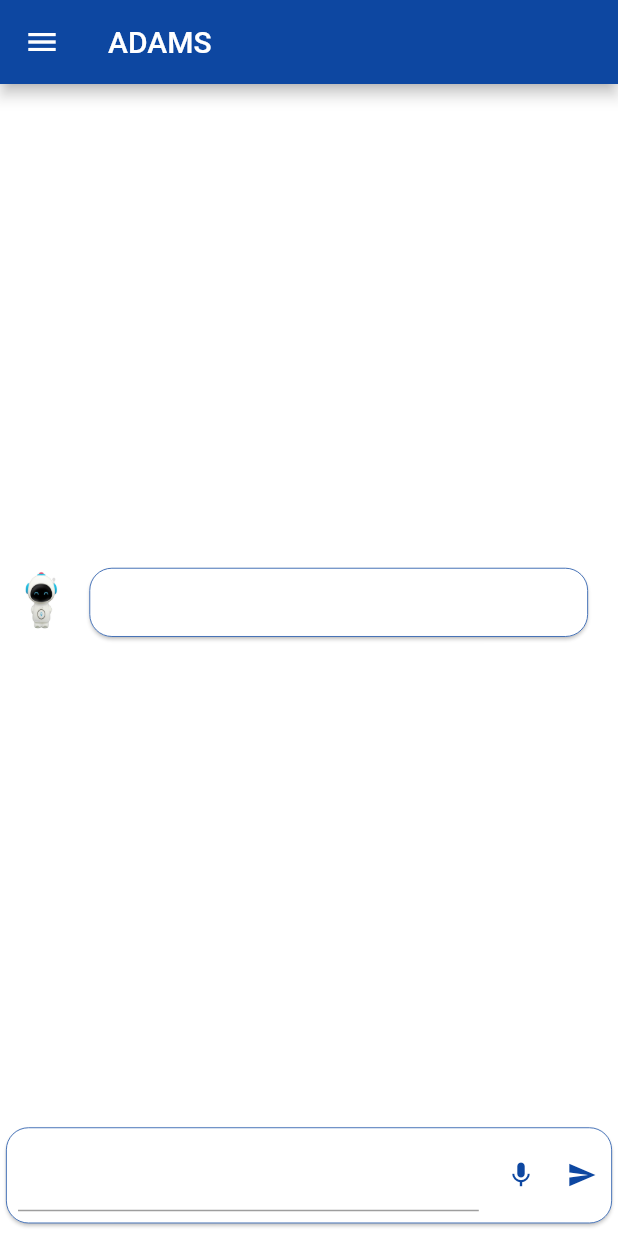
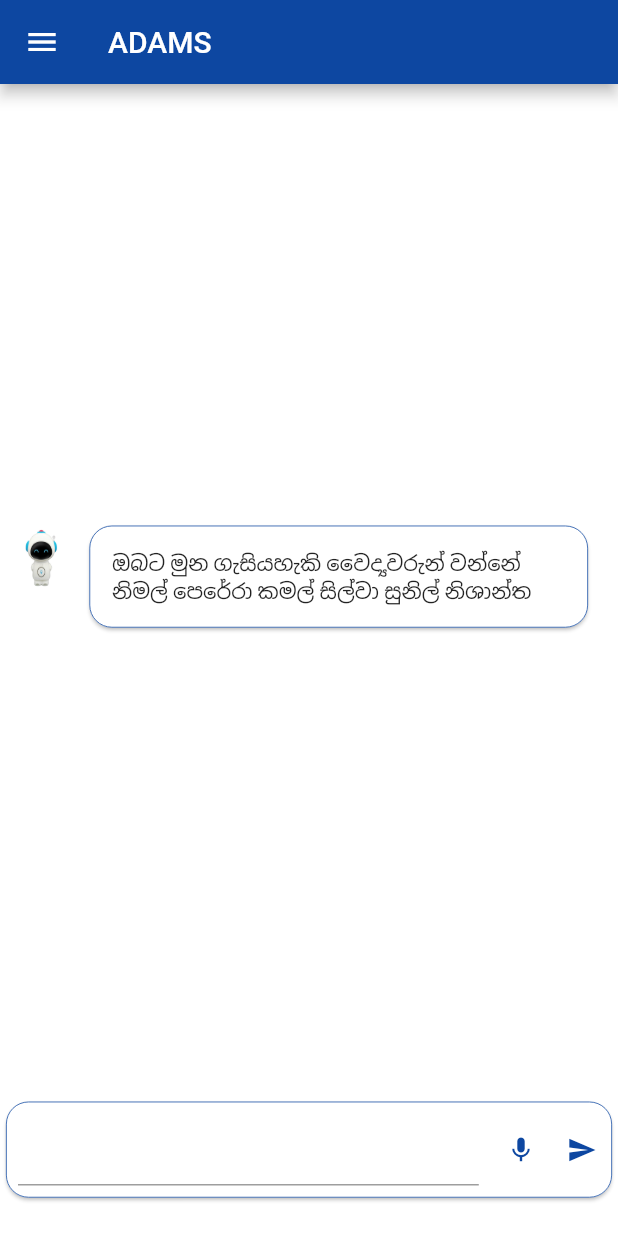
Before and after one commit to DilrukshiRajapakshe/ADAMS, a Flutter app: the screen it shows after launch, on a phone screen of 412 x 824 dp. Run offline on Flutter 3.47's test engine with Material 2 defaults, Android fonts, the phone set to English and light mode, and no system bars; drawn by our look-alikes of readmore; our stand-ins replace auto_size_text, cloud_firestore, firebase_auth, flutter_signin_button, flutter_tts, google_fonts and 6 more; missing offline and left inert: dart:html, nice_button, translator; accounts and stored records are empty; project files that could hold a hidden picture were left out.

Commit message:
1- bot.dart flex value change, 2- user & bot massage box order change

```diff
--- a/adams/lib/View/UI/bot/bot.dart
+++ b/adams/lib/View/UI/bot/bot.dart
@@ -64,8 +64,8 @@ class _MyBotState extends State<bot> {
   // session
   String _session = "0";
 
-//  chat flow variable
-  String _question = "";
+//  chat flow variable ඔබට මුන ගැසියහැකි වෛද්‍යවරුන් වන්නේ නිමල් පෙරේරා කමල් සිල්වා සුනිල් නිශාන්ත
+  String _question = "ඔබට මුන ගැසියහැකි වෛද්‍යවරුන් වන්නේ නිමල් පෙරේරා කමල් සිල්වා සුනිල් නිශාන්ත";
   String userAnswer = "";
 
 //  user image
@@ -280,7 +280,7 @@ class _MyBotState extends State<bot> {
                         ),
 //                        chat box
                         Expanded(
-                          flex: 2,
+                          flex: 3,
                           child:Center(
                             child:SingleChildScrollView(
                               child: Column(
@@ -462,7 +462,7 @@ class _MyBotState extends State<bot> {
       v=true;
     }
     setState((){
-      userAnswer = a;
+      userAnswer = "මට දියවැඩියාව පිලිබදව වෛද්‍යවරයෙකු මුනගැසිය යුතුයි";
       VisibilityOfRow = v;
     });
   }
```
